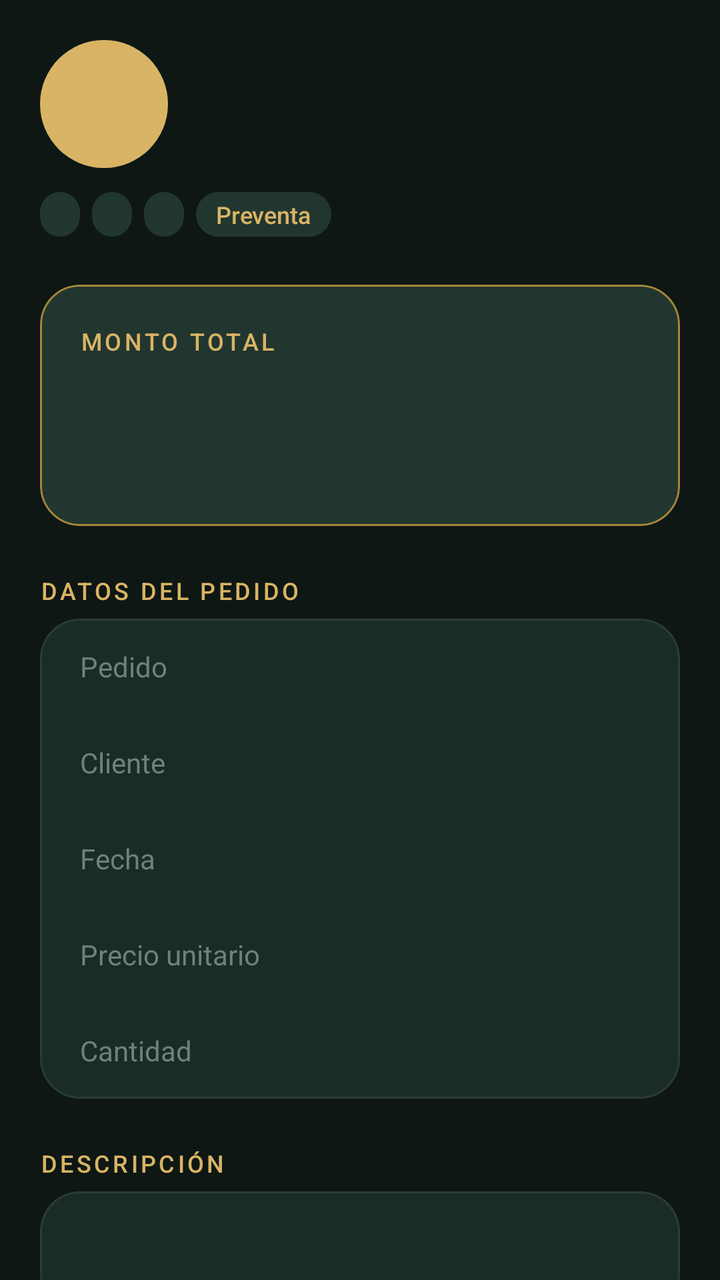
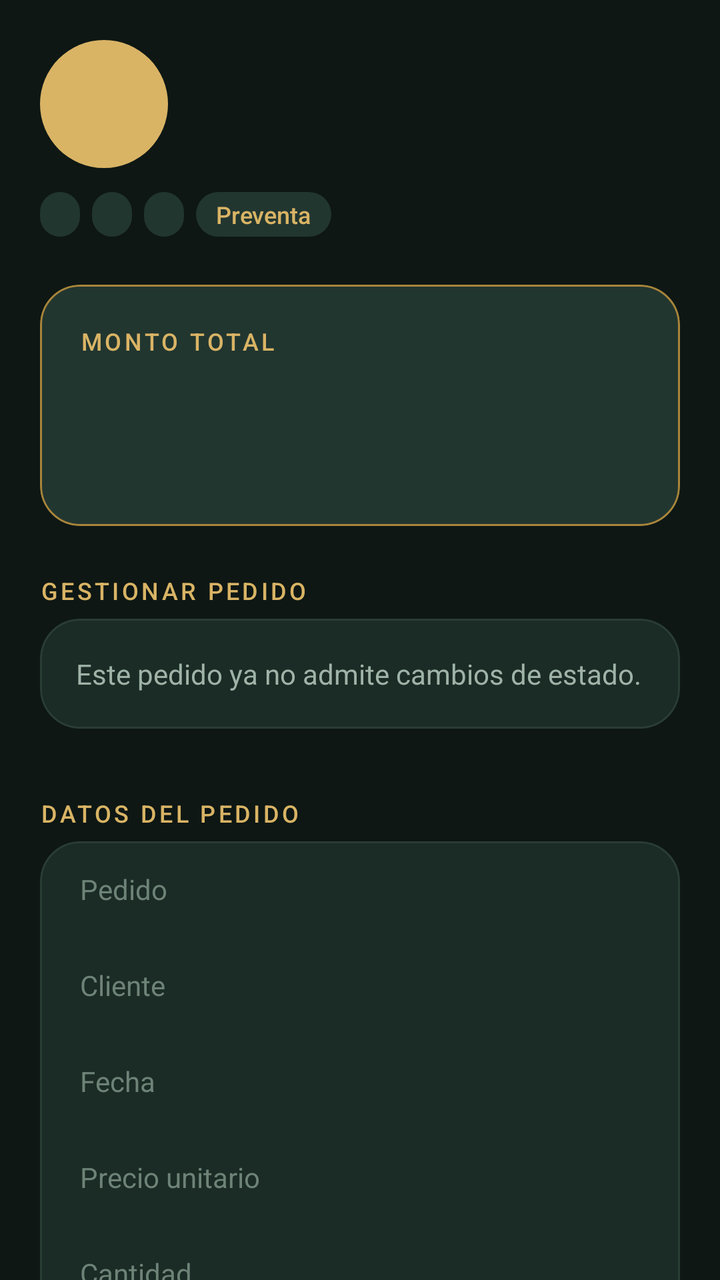

The first picture is an Android layout as it rendered before a commit; the second is the same layout after the commit. The layout source and the unified diff follow.
<!-- AndroidManifest.xml: application theme Theme.MonkeyStore -->
<!-- res/layout/fragment_detalle.xml -->
<?xml version="1.0" encoding="utf-8"?>
<androidx.core.widget.NestedScrollView xmlns:android="http://schemas.android.com/apk/res/android"
    xmlns:app="http://schemas.android.com/apk/res-auto"
    android:layout_width="match_parent"
    android:layout_height="match_parent"
    android:background="@color/fondo">

    <LinearLayout
        android:layout_width="match_parent"
        android:layout_height="wrap_content"
        android:orientation="vertical"
        android:padding="@dimen/margen_pantalla">

        <LinearLayout
            android:layout_width="match_parent"
            android:layout_height="wrap_content"
            android:gravity="center_vertical"
            android:orientation="horizontal">

            <TextView
                android:id="@+id/tvDetInsignia"
                android:layout_width="@dimen/tam_insignia_grande"
                android:layout_height="@dimen/tam_insignia_grande"
                android:background="@drawable/bg_circulo"
                android:fontFamily="sans-serif-medium"
                android:gravity="center"
                android:importantForAccessibility="no"
                android:textColor="@color/sobre_dorado"
                android:textSize="@dimen/texto_subtitulo"
                android:textStyle="bold" />

            <LinearLayout
                android:layout_width="0dp"
                android:layout_height="wrap_content"
                android:layout_marginStart="@dimen/espacio"
                android:layout_weight="1"
                android:orientation="vertical">

                <TextView
                    android:id="@+id/tvDetCatalogo"
                    style="@style/TextoSeccion"
                    android:layout_width="match_parent"
                    android:layout_height="wrap_content" />

                <TextView
                    android:id="@+id/tvDetProducto"
                    style="@style/TextoTitulo"
                    android:layout_width="match_parent"
                    android:layout_height="wrap_content" />
            </LinearLayout>
        </LinearLayout>

        <LinearLayout
            android:layout_width="match_parent"
            android:layout_height="wrap_content"
            android:layout_marginTop="@dimen/espacio"
            android:orientation="horizontal">

            <TextView
                android:id="@+id/tvDetEstado"
                style="@style/Pill"
                android:layout_width="wrap_content"
                android:layout_height="wrap_content"
                android:layout_marginEnd="@dimen/espacio_chico" />

            <TextView
                android:id="@+id/tvDetTipo"
                style="@style/Pill"
                android:layout_width="wrap_content"
                android:layout_height="wrap_content"
                android:layout_marginEnd="@dimen/espacio_chico"
                android:textColor="@color/texto_secundario" />

            <TextView
                android:id="@+id/tvDetCondicion"
                style="@style/Pill"
                android:layout_width="wrap_content"
                android:layout_height="wrap_content"
                android:layout_marginEnd="@dimen/espacio_chico"
                android:textColor="@color/texto_secundario" />

            <TextView
                android:id="@+id/tvDetReserva"
                style="@style/Pill"
                android:layout_width="wrap_content"
                android:layout_height="wrap_content"
                android:text="@string/preventa"
                android:textColor="@color/dorado" />
        </LinearLayout>

        <com.google.android.material.card.MaterialCardView
            android:layout_width="match_parent"
            android:layout_height="wrap_content"
            android:layout_marginTop="@dimen/espacio_grande"
            app:cardBackgroundColor="@color/tarjeta_alta"
            app:strokeColor="@color/dorado_oscuro">

            <LinearLayout
                android:layout_width="match_parent"
                android:layout_height="wrap_content"
                android:orientation="vertical"
                android:padding="@dimen/margen_pantalla">

                <TextView
                    style="@style/TextoSeccion"
                    android:layout_width="wrap_content"
                    android:layout_height="wrap_content"
                    android:text="@string/etq_monto" />

                <TextView
                    android:id="@+id/tvDetMonto"
                    android:layout_width="wrap_content"
                    android:layout_height="wrap_content"
                    android:fontFamily="sans-serif-medium"
                    android:textColor="@color/dorado"
                    android:textSize="@dimen/texto_total"
                    android:textStyle="bold" />

                <TextView
                    android:id="@+id/tvDetCalculo"
                    style="@style/TextoSecundario"
                    android:layout_width="wrap_content"
                    android:layout_height="wrap_content" />
            </LinearLayout>
        </com.google.android.material.card.MaterialCardView>

        <TextView
            style="@style/TextoSeccion"
            android:layout_width="wrap_content"
            android:layout_height="wrap_content"
            android:layout_marginTop="@dimen/espacio_grande"
            android:layout_marginBottom="@dimen/espacio_chico"
            android:text="@string/seccion_pedido" />

        <com.google.android.material.card.MaterialCardView
            android:layout_width="match_parent"
            android:layout_height="wrap_content">

            <LinearLayout
                android:layout_width="match_parent"
                android:layout_height="wrap_content"
                android:orientation="vertical"
                android:paddingStart="@dimen/margen_pantalla"
                android:paddingEnd="@dimen/margen_pantalla">
                <LinearLayout style="@style/FilaInfo">

                    <TextView
                        style="@style/TextoEtiqueta"
                        android:layout_width="0dp"
                        android:layout_height="wrap_content"
                        android:layout_weight="1"
                        android:text="@string/etq_pedido" />

                    <TextView
                        android:id="@+id/tvDetPedido"
                        style="@style/TextoValor"
                        android:layout_width="0dp"
                        android:layout_height="wrap_content"
                        android:layout_weight="1.4"
                        android:gravity="end"
                        android:textIsSelectable="true" />
                </LinearLayout>
                <LinearLayout style="@style/FilaInfo">

                    <TextView
                        style="@style/TextoEtiqueta"
                        android:layout_width="0dp"
                        android:layout_height="wrap_content"
                        android:layout_weight="1"
                        android:text="@string/etq_cliente" />

                    <TextView
                        android:id="@+id/tvDetCliente"
                        style="@style/TextoValor"
                        android:layout_width="0dp"
                        android:layout_height="wrap_content"
                        android:layout_weight="1.4"
                        android:gravity="end"
                        android:textIsSelectable="true" />
                </LinearLayout>
                <LinearLayout style="@style/FilaInfo">

                    <TextView
                        style="@style/TextoEtiqueta"
                        android:layout_width="0dp"
                        android:layout_height="wrap_content"
                        android:layout_weight="1"
                        android:text="@string/etq_fecha" />

                    <TextView
                        android:id="@+id/tvDetFecha"
                        style="@style/TextoValor"
                        android:layout_width="0dp"
                        android:layout_height="wrap_content"
                        android:layout_weight="1.4"
                        android:gravity="end"
                        android:textIsSelectable="true" />
                </LinearLayout>
                <LinearLayout style="@style/FilaInfo">

                    <TextView
                        style="@style/TextoEtiqueta"
                        android:layout_width="0dp"
                        android:layout_height="wrap_content"
                        android:layout_weight="1"
                        android:text="@string/etq_precio" />

                    <TextView
                        android:id="@+id/tvDetPrecio"
                        style="@style/TextoValor"
                        android:layout_width="0dp"
                        android:layout_height="wrap_content"
                        android:layout_weight="1.4"
                        android:gravity="end"
                        android:textIsSelectable="true" />
                </LinearLayout>
                <LinearLayout style="@style/FilaInfo">

                    <TextView
                        style="@style/TextoEtiqueta"
                        android:layout_width="0dp"
                        android:layout_height="wrap_content"
                        android:layout_weight="1"
                        android:text="@string/etq_cantidad" />

                    <TextView
                        android:id="@+id/tvDetCantidad"
                        style="@style/TextoValor"
                        android:layout_width="0dp"
                        android:layout_height="wrap_content"
                        android:layout_weight="1.4"
                        android:gravity="end"
                        android:textIsSelectable="true" />
                </LinearLayout>
            </LinearLayout>
        </com.google.android.material.card.MaterialCardView>

        <TextView
            style="@style/TextoSeccion"
            android:layout_width="wrap_content"
            android:layout_height="wrap_content"
            android:layout_marginTop="@dimen/espacio_grande"
            android:layout_marginBottom="@dimen/espacio_chico"
            android:text="@string/etq_descripcion" />

        <com.google.android.material.card.MaterialCardView
            android:layout_width="match_parent"
            android:layout_height="wrap_content">

            <TextView
                android:id="@+id/tvDetDescripcion"
                style="@style/TextoValor"
                android:layout_width="match_parent"
                android:layout_height="wrap_content"
                android:lineSpacingMultiplier="1.25"
                android:padding="@dimen/margen_pantalla" />
        </com.google.android.material.card.MaterialCardView>
    </LinearLayout>
</androidx.core.widget.NestedScrollView>
<!-- resources referenced by this layout -->
<resources>
  <color name="dorado">#D9B465</color>
  <color name="dorado_oscuro">#A9853A</color>
  <color name="fondo">#0E1714</color>
  <color name="sobre_dorado">#1A1405</color>
  <color name="tarjeta_alta">#223630</color>
  <color name="texto_secundario">#9FB3A8</color>
  <dimen name="espacio">12dp</dimen>
  <dimen name="espacio_chico">6dp</dimen>
  <dimen name="espacio_grande">24dp</dimen>
  <dimen name="margen_pantalla">20dp</dimen>
  <dimen name="tam_insignia_grande">64dp</dimen>
  <dimen name="texto_subtitulo">18sp</dimen>
  <dimen name="texto_total">34sp</dimen>
  <!-- drawable bg_circulo (drawable) -->
  <?xml version="1.0" encoding="utf-8"?>
  <shape xmlns:android="http://schemas.android.com/apk/res/android" android:shape="oval">
      <solid android:color="@color/dorado" />
  </shape>
  <string name="etq_cantidad">Cantidad</string>
  <string name="etq_cliente">Cliente</string>
  <string name="etq_descripcion">Descripción</string>
  <string name="etq_fecha">Fecha</string>
  <string name="etq_monto">Monto total</string>
  <string name="etq_pedido">Pedido</string>
  <string name="etq_precio">Precio unitario</string>
  <string name="preventa">Preventa</string>
  <string name="seccion_pedido">Datos del pedido</string>
  <style name="FilaInfo">
          <item name="android:layout_width">match_parent</item>
          <item name="android:layout_height">wrap_content</item>
          <item name="android:orientation">horizontal</item>
          <item name="android:minHeight">@dimen/alto_minimo_toque</item>
          <item name="android:gravity">center_vertical</item>
      </style>
  <style name="TextoEtiqueta">
          <item name="android:textSize">@dimen/texto_pequeno</item>
          <item name="android:textColor">@color/texto_tenue</item>
      </style>
  <style name="TextoSeccion">
          <item name="android:textSize">@dimen/texto_mini</item>
          <item name="android:textColor">@color/dorado</item>
          <item name="android:letterSpacing">0.12</item>
          <item name="android:textAllCaps">true</item>
          <item name="android:fontFamily">sans-serif-medium</item>
      </style>
  <style name="TextoSecundario">
          <item name="android:textSize">@dimen/texto_pequeno</item>
          <item name="android:textColor">@color/texto_secundario</item>
      </style>
  <style name="TextoTitulo">
          <item name="android:textSize">@dimen/texto_titulo</item>
          <item name="android:textStyle">bold</item>
          <item name="android:textColor">@color/texto</item>
          <item name="android:fontFamily">sans-serif-medium</item>
      </style>
  <style name="TextoValor">
          <item name="android:textSize">@dimen/texto_normal</item>
          <item name="android:textColor">@color/texto</item>
      </style>
  <dimen name="alto_minimo_toque">48dp</dimen>
  <!-- drawable bg_pill (drawable) -->
  <?xml version="1.0" encoding="utf-8"?>
  <shape xmlns:android="http://schemas.android.com/apk/res/android" android:shape="rectangle">
      <corners android:radius="999dp" />
      <solid android:color="@color/tarjeta_alta" />
  </shape>
  <dimen name="texto_mini">12sp</dimen>
  <dimen name="texto_pequeno">14sp</dimen>
  <color name="texto_tenue">#6E8378</color>
  <dimen name="texto_titulo">26sp</dimen>
  <color name="texto">#EDEFEA</color>
  <dimen name="texto_normal">16sp</dimen>
  <color name="estado_verde">#3DDC97</color>
  <color name="superficie">#15221D</color>
  <color name="borde">#2A3D35</color>
  <color name="estado_rojo">#F2716B</color>
  <color name="tarjeta">#1B2B25</color>
  <dimen name="radio_tarjeta">20dp</dimen>
  <dimen name="borde_tarjeta">1dp</dimen>
  <dimen name="radio_boton">16dp</dimen>
  <!-- unchanged entries left out for length: 4 -->
</resources>

<!-- the commit's change to res/layout/fragment_detalle.xml (unified diff, before → after) -->
@@ -130,6 +130,45 @@
             android:layout_height="wrap_content"
             android:layout_marginTop="@dimen/espacio_grande"
             android:layout_marginBottom="@dimen/espacio_chico"
+            android:text="@string/seccion_gestion" />
+
+        <com.google.android.material.card.MaterialCardView
+            android:layout_width="match_parent"
+            android:layout_height="wrap_content">
+
+            <LinearLayout
+                android:id="@+id/contAcciones"
+                android:layout_width="match_parent"
+                android:layout_height="wrap_content"
+                android:orientation="vertical"
+                android:padding="@dimen/espacio">
+
+                <TextView
+                    android:id="@+id/tvSinAcciones"
+                    style="@style/TextoSecundario"
+                    android:layout_width="match_parent"
+                    android:layout_height="wrap_content"
+                    android:padding="@dimen/espacio_chico"
+                    android:text="@string/gestion_sin_acciones" />
+            </LinearLayout>
+        </com.google.android.material.card.MaterialCardView>
+
+        <com.google.android.material.progressindicator.LinearProgressIndicator
+            android:id="@+id/progresoGestion"
+            android:layout_width="match_parent"
+            android:layout_height="wrap_content"
+            android:layout_marginTop="@dimen/espacio_chico"
+            android:indeterminate="true"
+            android:visibility="invisible"
+            app:indicatorColor="@color/dorado"
+            app:trackColor="@color/fondo" />
+
+        <TextView
+            style="@style/TextoSeccion"
+            android:layout_width="wrap_content"
+            android:layout_height="wrap_content"
+            android:layout_marginTop="@dimen/espacio_grande"
+            android:layout_marginBottom="@dimen/espacio_chico"
             android:text="@string/seccion_pedido" />
 
         <com.google.android.material.card.MaterialCardView
<!-- resource entries referenced after the edit -->
@@ -25,7 +25,9 @@
   <string name="etq_monto">Monto total</string>
   <string name="etq_pedido">Pedido</string>
   <string name="etq_precio">Precio unitario</string>
+  <string name="gestion_sin_acciones">Este pedido ya no admite cambios de estado.</string>
   <string name="preventa">Preventa</string>
+  <string name="seccion_gestion">Gestionar pedido</string>
   <string name="seccion_pedido">Datos del pedido</string>
   <style name="FilaInfo">
           <item name="android:layout_width">match_parent</item>
